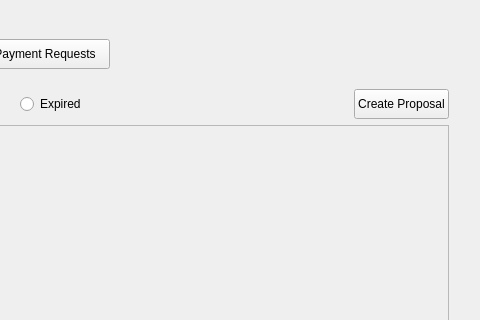
navcoin/navcoin-core, file src/qt/communityfundpage.ui: the form before one commit; both pictures show x 426 to 906 and y 0 to 320 of the 906 by 690 pixel window.
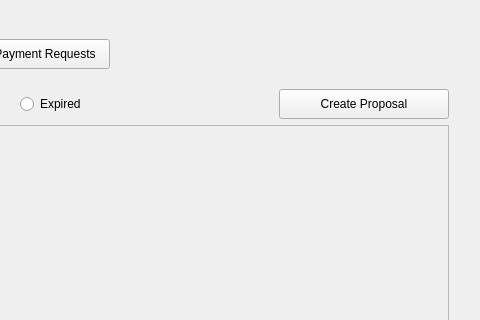
The form after the commit.

Commit message: Create proposal/payment request button static size

```diff
--- a/src/qt/communityfundpage.ui
+++ b/src/qt/communityfundpage.ui
@@ -503,7 +503,7 @@
           <widget class="QPushButton" name="pushButtonCreateProposalCreatePaymentRequest">
            <property name="minimumSize">
             <size>
-             <width>0</width>
+             <width>170</width>
              <height>30</height>
             </size>
            </property>
```
